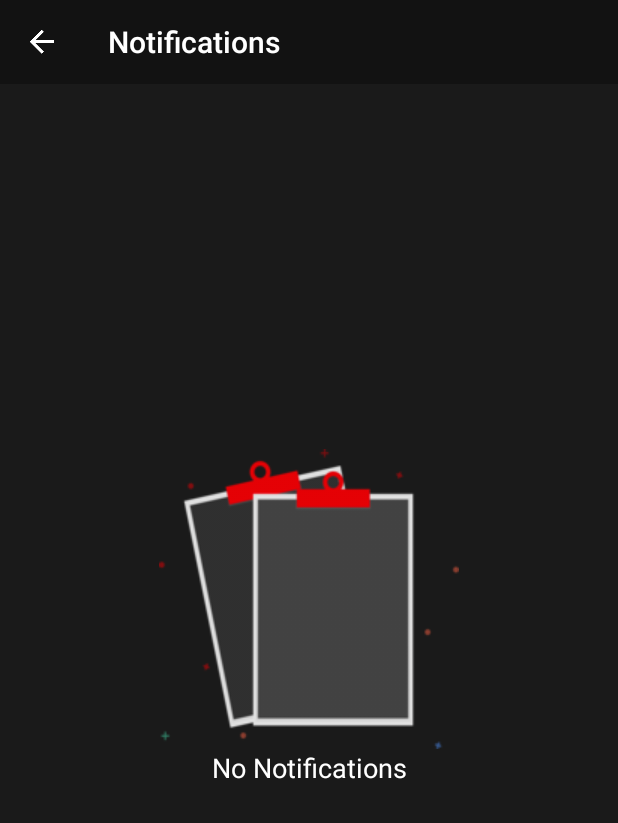
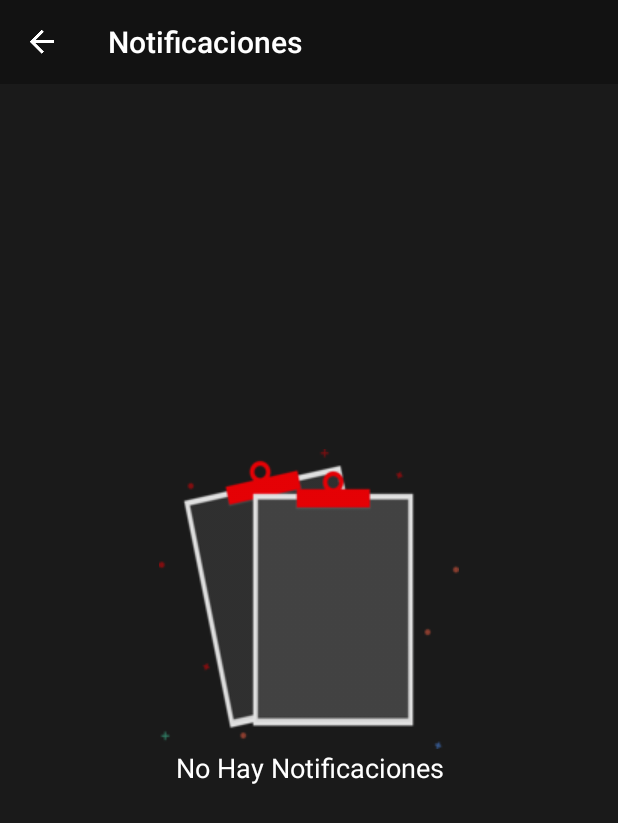
Before and after one commit to menado/streamview-rewamp-android-base, an Android app: the layout activity_notifications.xml on its own in the app's theme, with its tools: preview values and no code run, on a phone screen of 412 x 824 dp. Shown: the top 823 px of the screen. Run offline under Robolectric (Android 15) with nearby library versions, the light colour scheme and no system bars.

Commit message:
Falta editar XML.

```diff
--- a/app/src/main/res/layout/activity_notifications.xml
+++ b/app/src/main/res/layout/activity_notifications.xml
@@ -17,7 +17,7 @@
             android:layout_width="match_parent"
             android:layout_height="match_parent"
             app:navigationIcon="@drawable/ic_arrow_back"
-            app:title="Notifications"
+            app:title="Notificaciones"
             app:titleTextColor="@color/white" />
     </android.support.design.widget.AppBarLayout>
 
--- a/app/src/main/res/values/strings.xml
+++ b/app/src/main/res/values/strings.xml
@@ -8,7 +8,7 @@
     <!--Activity texts-->
     <string name="sign_in">Ingresar</string>
     <string name="password">Contraseña</string>
-    <string name="email">Correo Electronico</string>
+    <string name="email">Correo Electrónico</string>
     <string name="or">O</string>
     <string name="register">¿Eres nuevo? Registrate ahora mismo</string>
     <string name="phone">Teléfono (Opcional)</string>
@@ -66,7 +66,7 @@
     <string name="facebook">2374328722809698</string> <!--Validado-->
     <string name="fb_login_protocol_scheme">fb2374328722809698</string>
     <string name="kids">Niños</string>
-    <string name="no_videos_here">No Existen Vídeos</string>
+    <string name="no_videos_here">No Existen Videos</string>
     <string name="help">Ayuda</string>
     <string name="sign_up">Registrarse</string>
     <string name="account_login">¿Ya eres usuario? Iniciar Sesión</string>
@@ -127,11 +127,11 @@
     <string name="wish_list">Wish list</string>
     <string name="email_notifications">Notificaciones del Correo</string>
     <string name="push_notifications">Notificaciones</string>
-    <string name="no_plans_avaliable">No Plans Available</string>
+    <string name="no_plans_avaliable">No Hay Planes Disponibles</string>
     <string name="amount">Amount</string>
     <string name="paid_date">Paid date</string>
     <string name="no_categories_found">No categories found</string>
-    <string name="no_notifications">No Notifications</string>
+    <string name="no_notifications">No Hay Notificaciones</string>
     <string name="vertical_ellipsis">&#8942;</string>
     <string name="about">About</string>
     <string name="speed_test">Speed Test</string>
```
